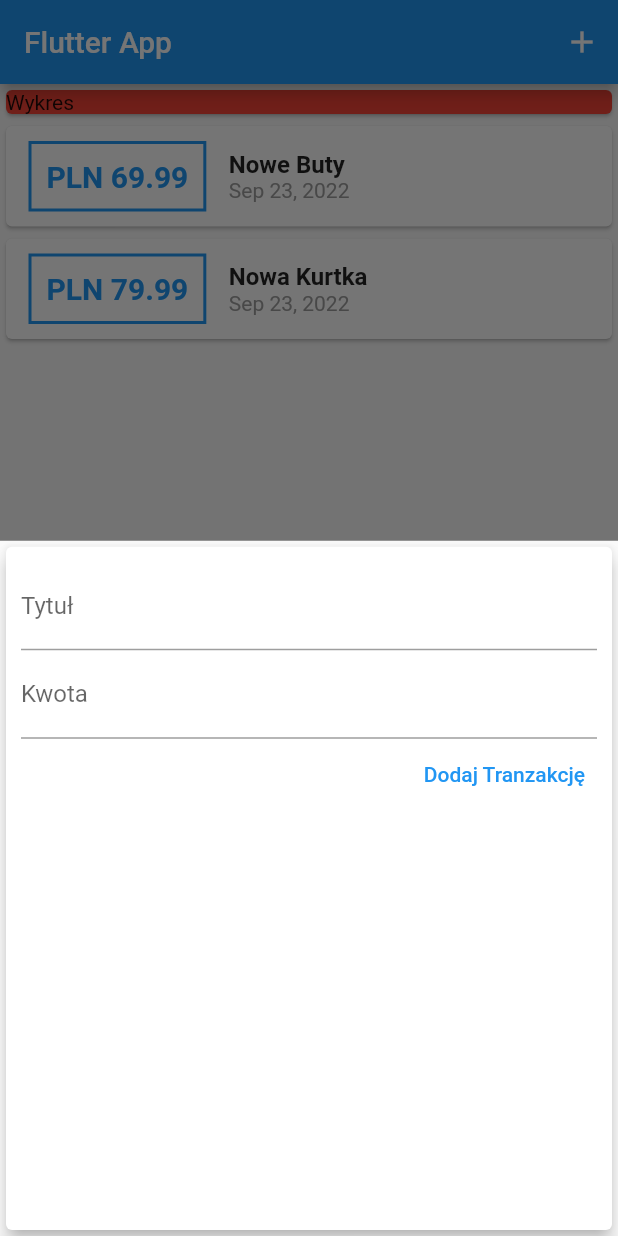
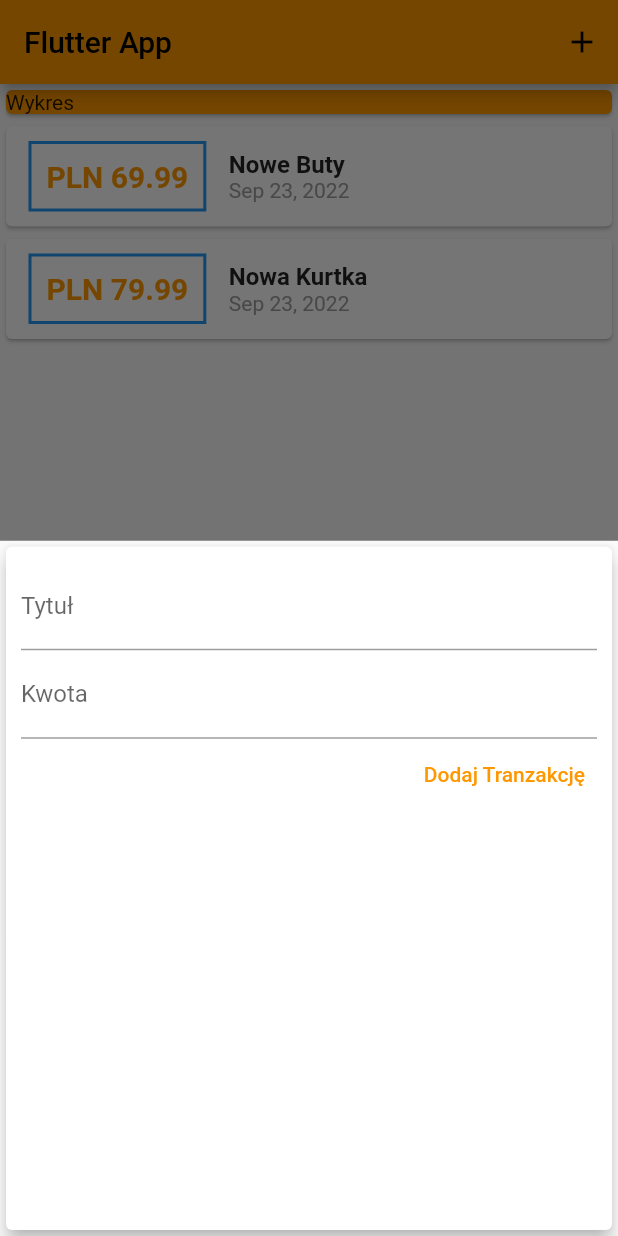
Before and after one commit to jarekcielecki/flutter_finance_app, a Flutter app: the screen it shows after launch, after a tap on the "add" icon, on a phone screen of 412 x 824 dp. Run offline on Flutter 3.47's test engine with Material 2 defaults, Android fonts, the phone set to English and light mode, and no system bars.

Commit message:
add_changecolor_+pop

```diff
--- a/lib/main.dart
+++ b/lib/main.dart
@@ -12,6 +12,9 @@ class MyApp extends StatelessWidget {
   Widget build(BuildContext context) {
     return MaterialApp(
       title: 'Flutter Demo',
+      theme: ThemeData(
+        primarySwatch: Colors.orange,
+      ),
       home: MyHomePage(),
     );
   }
@@ -78,7 +81,7 @@ class _MyHomePageState extends State<MyHomePage> {
           crossAxisAlignment: CrossAxisAlignment.stretch,
           children: [
             Card(
-              color: Colors.red,
+              color: Theme.of(context).primaryColor,
               child: Container(
                 width: double.infinity,
                 child: Text('Wykres'),
--- a/lib/widgets/new_transaction.dart
+++ b/lib/widgets/new_transaction.dart
@@ -1,11 +1,18 @@
 import 'package:flutter/material.dart';
 
-class NewTransaction extends StatelessWidget {
+class NewTransaction extends StatefulWidget {
   final Function addTx;
-  final titleController = TextEditingController();
-  final amountController = TextEditingController();
 
   NewTransaction(this.addTx);
+
+  @override
+  State<NewTransaction> createState() => _NewTransactionState();
+}
+
+class _NewTransactionState extends State<NewTransaction> {
+  final titleController = TextEditingController();
+
+  final amountController = TextEditingController();
 
   void submitData() {
     final enteredTitle = titleController.text;
@@ -15,10 +22,12 @@ class NewTransaction extends StatelessWidget {
       return;
     }
 
-    addTx(
+    widget.addTx(
       enteredTitle,
       enteredAmount,
     );
+
+    Navigator.of(context).pop();
   }
 
   @override
--- a/lib/widgets/transaction_list.dart
+++ b/lib/widgets/transaction_list.dart
@@ -31,7 +31,7 @@ class TransactionList extends StatelessWidget {
                     style: TextStyle(
                       fontWeight: FontWeight.bold,
                       fontSize: 20,
-                      color: Colors.blue,
+                      color: Theme.of(context).primaryColor,
                     ),
                   ),
                 ),
```
